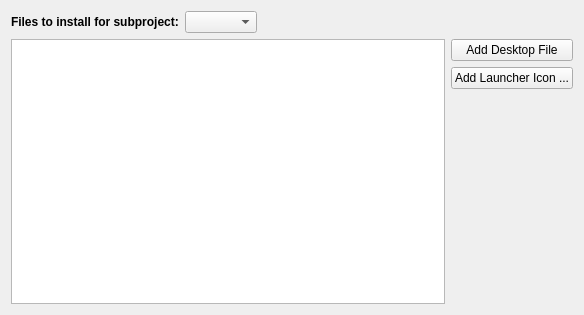
The window that src/plugins/qt4projectmanager/qt-maemo/maemodeployconfigurationwidget.ui (qt-creator/qt-creator) describes before a commit, drawn with Qt 5.
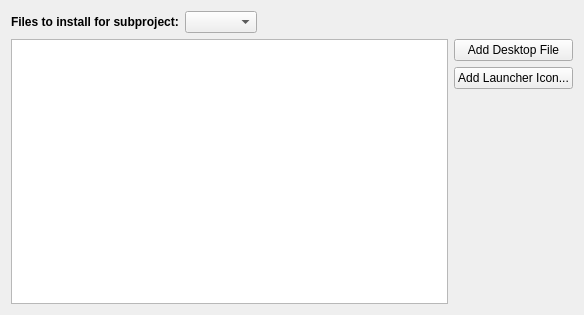
The same window after the commit.

Commit message: GUI style fixes: spaces before ellipses and excess ellipses

Diff of the .ui file:
```diff
--- a/src/plugins/qt4projectmanager/qt-maemo/maemodeployconfigurationwidget.ui
+++ b/src/plugins/qt4projectmanager/qt-maemo/maemodeployconfigurationwidget.ui
@@ -102,7 +102,7 @@
        <item>
         <widget class="QPushButton" name="addIconButton">
          <property name="text">
-          <string>Add Launcher Icon ...</string>
+          <string>Add Launcher Icon...</string>
          </property>
         </widget>
        </item>
```
The commit also changes 5 other files.
